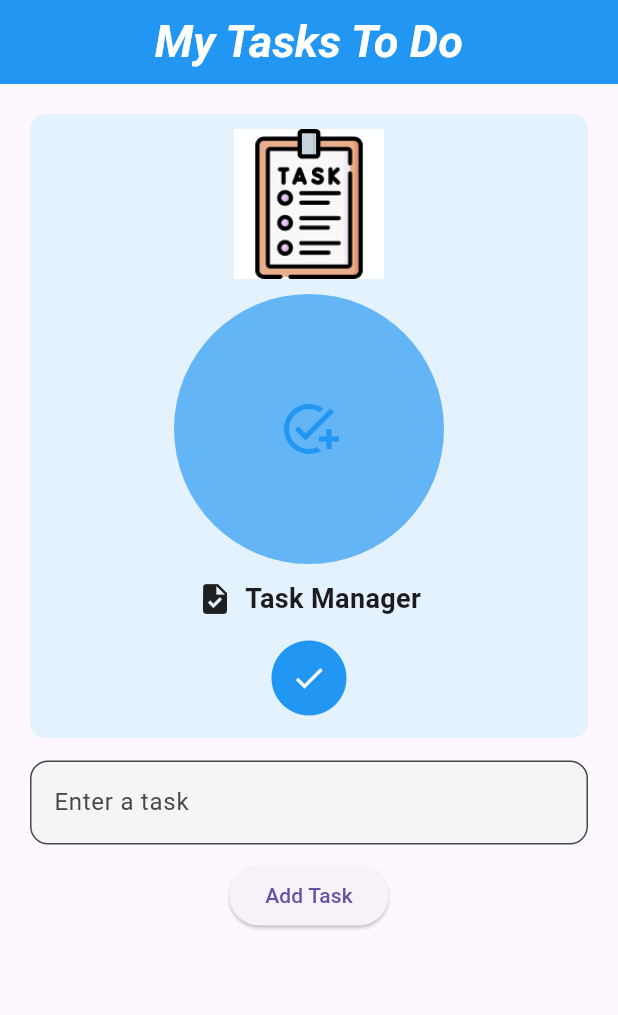
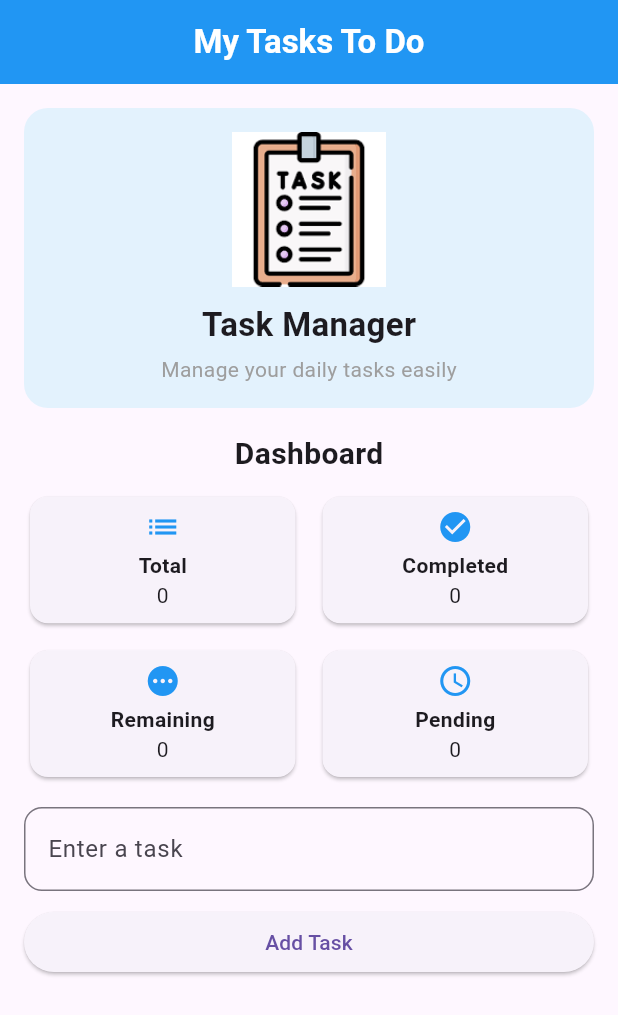
Before and after one commit to maitha-dev/todolist, a Flutter app: the screen it shows after launch, after a tap on "Add Task", on a phone screen of 412 x 824 dp. Shown: the top 1015 px of the screen. Run offline on Flutter 3.47's test engine with Material 3 defaults, Android fonts, the phone set to English and light mode, and no system bars; our stand-ins replace sqflite; accounts and stored records are empty.

Commit message:
task2 push

```diff
--- a/lib/main.dart
+++ b/lib/main.dart
@@ -5,18 +5,20 @@ void main() {
   runApp(const MyApp());
 }
 
+/// ROOT APP
 class MyApp extends StatelessWidget {
   const MyApp({super.key});
 
   @override
   Widget build(BuildContext context) {
     return const MaterialApp(
+      debugShowCheckedModeBanner: false,
       home: TodoPage(),
-      debugShowCheckedModeBanner: false,
     );
   }
 }
 
+/// MAIN PAGE
 class TodoPage extends StatefulWidget {
   const TodoPage({super.key});
 
@@ -26,40 +28,45 @@ class TodoPage extends StatefulWidget {
 
 class _TodoPageState extends State<TodoPage> {
   final DatabaseHelper dbHelper = DatabaseHelper();
+  final TextEditingController taskController = TextEditingController();
+
   List<Map<String, dynamic>> tasks = [];
-  TextEditingController taskController = TextEditingController();
 
   @override
   void initState() {
     super.initState();
-    _refreshTasks();
+    _loadTasks();
   }
 
-  void _refreshTasks() async {
+  /// LOAD TASKS
+  void _loadTasks() async {
     final data = await dbHelper.getTasks();
+
     setState(() {
-      tasks = data.map((item) {
-        return {
-          "id": item["id"],
-          "title": item["title"],
-          "done": item["done"] == 1,
-        };
-      }).toList();
+      tasks = data
+          .map((e) => {
+        "id": e["id"],
+        "title": e["title"],
+        "done": e["done"] == 1,
+      })
+          .toList();
     });
   }
 
+  /// ADD TASK
   void _addTask() async {
-    if (taskController.text.isEmpty) return;
+    if (taskController.text.trim().isEmpty) return;
 
     await dbHelper.insertTask({
-      "title": taskController.text,
+      "title": taskController.text.trim(),
       "done": 0,
     });
 
     taskController.clear();
-    _refreshTasks();
+    _loadTasks();
   }
 
+  /// TOGGLE TASK
   void _toggleTask(int index) async {
     final task = tasks[index];
 
@@ -69,25 +76,25 @@ class _TodoPageState extends State<TodoPage> {
       "done": task["done"] ? 0 : 1,
     });
 
-    _refreshTasks();
+    _loadTasks();
   }
 
+  /// DELETE TASK
   void _deleteTask(int id) async {
     await dbHelper.deleteTask(id);
-    _refreshTasks();
+    _loadTasks();
   }
 
   @override
   Widget build(BuildContext context) {
+    final completed = tasks.where((t) => t["done"] == true).length;
+    final remaining = tasks.length - completed;
+
     return Scaffold(
       appBar: AppBar(
         title: const Text(
           "My Tasks To Do",
-          style: TextStyle(
-            fontWeight: FontWeight.bold,
-            fontSize: 30,
-            fontStyle: FontStyle.italic,
-          ),
+          style: TextStyle(fontWeight: FontWeight.bold),
         ),
         centerTitle: true,
         backgroundColor: Colors.blue,
@@ -95,86 +102,86 @@ class _TodoPageState extends State<TodoPage> {
       ),
 
       body: Padding(
-        padding: const EdgeInsets.all(20),
+        padding: const EdgeInsets.all(16),
+
         child: Column(
           children: [
 
+            /// HEADER (IMAGE + TITLE)
             Container(
-              padding: const EdgeInsets.all(10),
-              margin: const EdgeInsets.only(bottom: 15),
+              width: double.infinity,
+              padding: const EdgeInsets.all(16),
               decoration: BoxDecoration(
                 color: Colors.blue.shade50,
-                borderRadius: BorderRadius.circular(10),
+                borderRadius: BorderRadius.circular(16),
               ),
               child: Column(
                 children: [
 
-
+                  /// IMAGE (TASK ILLUSTRATION)
                   Image.asset(
                     "assets/images/task.png",
-                    height: 100,
+                    height: MediaQuery.of(context).size.width * 0.25,
                   ),
 
                   const SizedBox(height: 10),
 
-                  Container(
-                    height: 180,
-                    width: 180,
-
-                    decoration: BoxDecoration(
-                      color: Colors.blue.shade300,
-                      shape: BoxShape.circle,
-                    ),
-                    child:
-                    const Icon(
-                      Icons.add_task,
-                      size: 40,
-                      color: Colors.blue,
+                  const Text(
+                    "Task Manager",
+                    style: TextStyle(
+                      fontSize: 22,
+                      fontWeight: FontWeight.bold,
                     ),
                   ),
 
-                  const SizedBox(height: 10),
+                  const SizedBox(height: 4),
 
-                  const Row(
-                    mainAxisAlignment: MainAxisAlignment.center,
-                    children: [
-                      Icon(Icons.task),
-                      SizedBox(width: 8),
-                      Text(
-                        "Task Manager",
-                        style: TextStyle(
-                          fontSize: 18,
-                          fontWeight: FontWeight.bold,
-                        ),
-                      ),
-                    ],
-                  ),
-
-                  const SizedBox(height: 10),
-
-                  SizedBox(
-                    width: 60,
-                    height: 60,
-                    child: Stack(
-                      children: const [
-                        Icon(
-                          Icons.circle,
-                          size: 60,
-                          color: Colors.blue,
-                        ),
-                        Center(
-                          child: Icon(
-                            Icons.check,
-                            color: Colors.white,
-                          ),
-                        ),
-                      ],
-                    ),
+                  const Text(
+                    "Manage your daily tasks easily",
+                    style: TextStyle(color: Colors.grey),
                   ),
                 ],
               ),
             ),
 
+            const SizedBox(height: 16),
+
+            /// DASHBOARD TITLE
+            const Text(
+              "Dashboard",
+              style: TextStyle(
+                fontSize: 20,
+                fontWeight: FontWeight.bold,
+              ),
+            ),
+
+            const SizedBox(height: 10),
+
+            /// DASHBOARD CARDS (GRID RESPONSIVE)
+            LayoutBuilder(
+              builder: (context, constraints) {
+                int columns = constraints.maxWidth > 600 ? 4 : 2;
+
+                return GridView.count(
+                  crossAxisCount: columns,
+                  shrinkWrap: true,
+                  physics: const NeverScrollableScrollPhysics(),
+                  childAspectRatio: 2,
+                  crossAxisSpacing: 10,
+                  mainAxisSpacing: 10,
+                  children: [
+                    _card("Total", tasks.length.toString(), Icons.list),
+                    _card("Completed", completed.toString(), Icons.check_circle),
+                    _card("Remaining", remaining.toString(), Icons.pending),
+                    _card("Pending", remaining.toString(), Icons.access_time),
+                  ],
+                );
+              },
+            ),
+
+            const SizedBox(height: 16),
+
+            /// INPUT FIELD
             TextField(
               controller: taskController,
               decoration: InputDecoration(
@@ -182,50 +189,48 @@ class _TodoPageState extends State<TodoPage> {
                 border: OutlineInputBorder(
                   borderRadius: BorderRadius.circular(12),
                 ),
-                filled: true,
-                fillColor: Colors.grey[100],
               ),
             ),
 
             const SizedBox(height: 10),
 
-            ElevatedButton(
-              onPressed: _addTask,
-              child: const Text("Add Task"),
+            /// ADD BUTTON
+            SizedBox(
+              width: double.infinity,
+              child: ElevatedButton(
+                onPressed: _addTask,
+                child: const Text("Add Task"),
+              ),
             ),
 
-            const SizedBox(height: 20),
+            const SizedBox(height: 10),
 
+            /// TASK LIST
             Expanded(
               child: ListView.builder(
                 itemCount: tasks.length,
                 itemBuilder: (context, index) {
+                  final task = tasks[index];
+
                   return Card(
-                    margin: const EdgeInsets.symmetric(vertical: 6),
                     child: ListTile(
                       leading: Checkbox(
-                        value: tasks[index]["done"],
-                        onChanged: (value) {
-                          _toggleTask(index);
-                        },
-                        activeColor: Colors.green,
+                        value: task["done"],
+                        onChanged: (_) => _toggleTask(index),
                       ),
+
                       title: Text(
-                        tasks[index]["title"],
+                        task["title"],
                         style: TextStyle(
-                          decoration: tasks[index]["done"]
+                          decoration: task["done"]
                               ? TextDecoration.lineThrough
                               : TextDecoration.none,
-                          color: tasks[index]["done"]
-                              ? Colors.grey
-                              : Colors.black,
                         ),
                       ),
+
                       trailing: IconButton(
                         icon: const Icon(Icons.delete, color: Colors.red),
-                        onPressed: () {
-                          _deleteTask(tasks[index]["id"]);
-                        },
+                        onPressed: () => _deleteTask(task["id"]),
                       ),
                     ),
                   );
@@ -238,6 +243,29 @@ class _TodoPageState extends State<TodoPage> {
     );
   }
 
+  /// DASHBOARD CARD WIDGET
+  Widget _card(String title, String value, IconData icon) {
+    return Card(
+      shape: RoundedRectangleBorder(
+        borderRadius: BorderRadius.circular(12),
+      ),
+      child: Center(
+        child: Column(
+          mainAxisAlignment: MainAxisAlignment.center,
+          children: [
+            Icon(icon, color: Colors.blue),
+            const SizedBox(height: 4),
+            Text(
+              title,
+              style: const TextStyle(fontWeight: FontWeight.bold),
+            ),
+            Text(value),
+          ],
+        ),
+      ),
+    );
+  }
+
   @override
   void dispose() {
     taskController.dispose();
```
